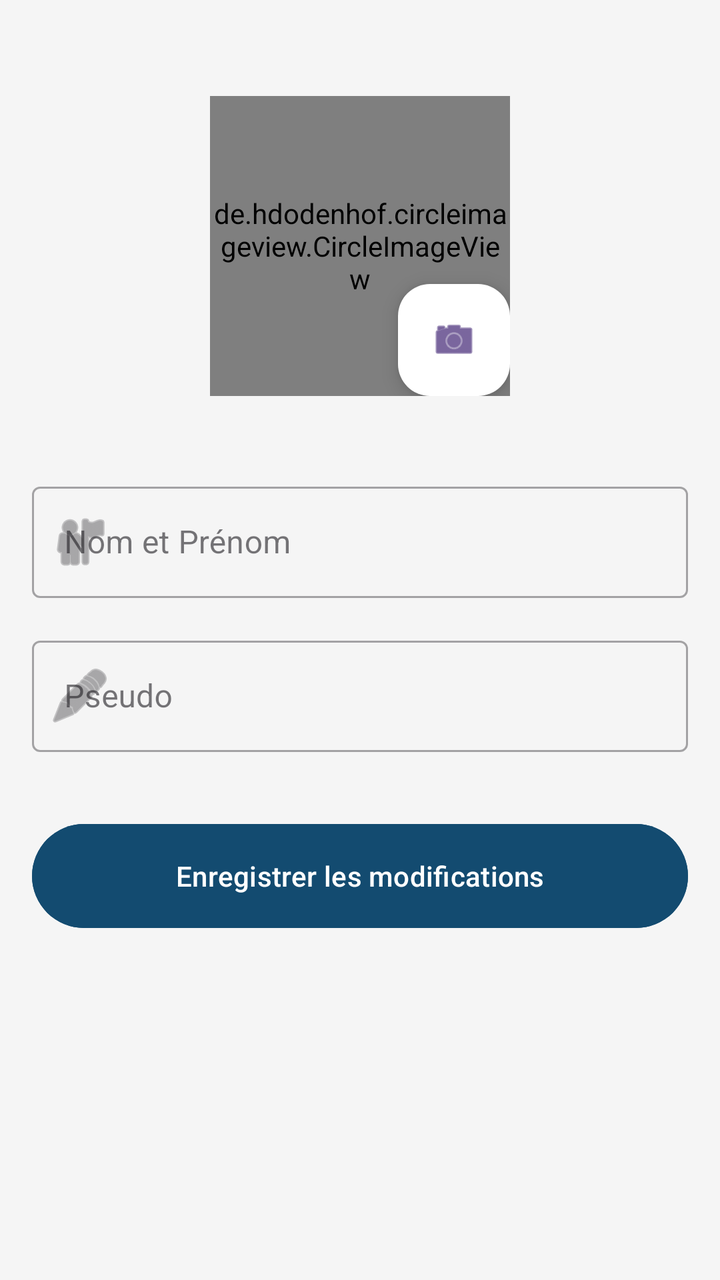
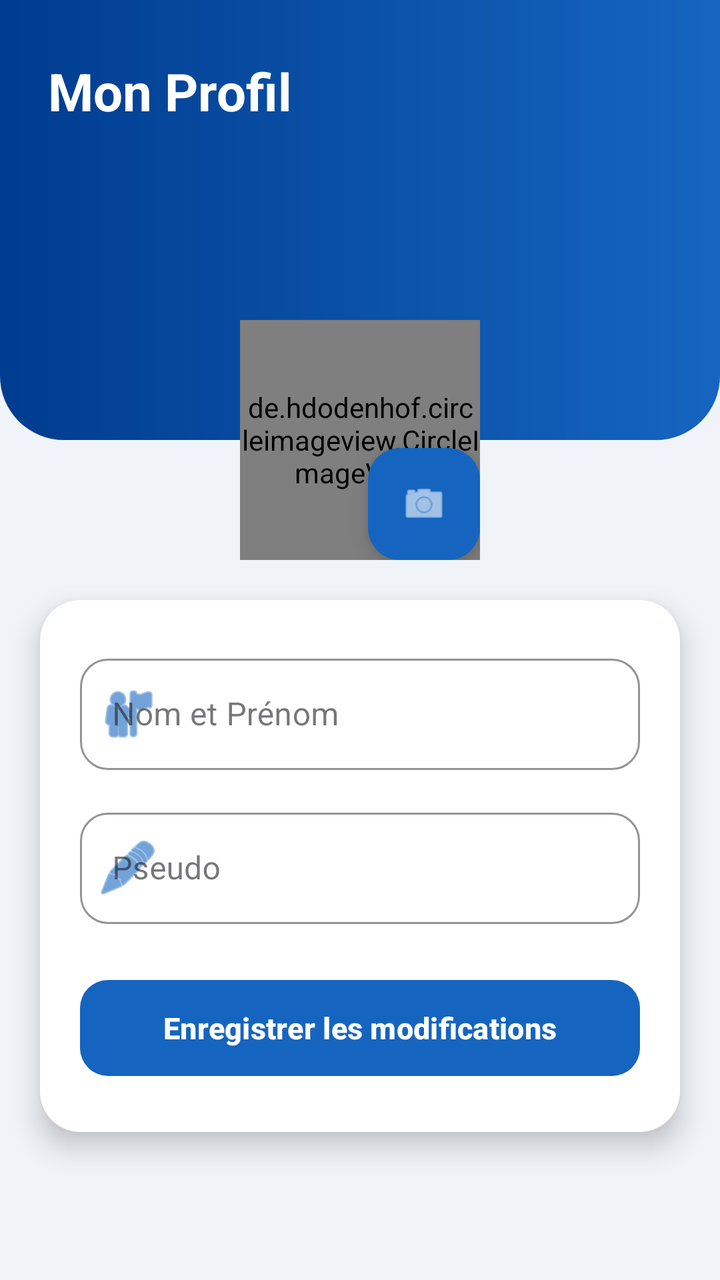

Two renders of the same Android screen: before a commit and after it. Below are the layout's source before the change and the commit's diff.
<!-- AndroidManifest.xml: application theme Theme.Chat_app -->
<!-- res/layout/activity_user_informations.xml -->
<?xml version="1.0" encoding="utf-8"?>
<ScrollView xmlns:android="http://schemas.android.com/apk/res/android"
    xmlns:app="http://schemas.android.com/apk/res-auto"
    android:layout_width="match_parent"
    android:layout_height="match_parent"
    android:background="#F5F5F5">

    <androidx.constraintlayout.widget.ConstraintLayout
        android:layout_width="match_parent"
        android:layout_height="wrap_content"
        android:padding="16dp">

        <FrameLayout
            android:id="@+id/profile_image_container"
            android:layout_width="150dp"
            android:layout_height="150dp"
            android:layout_marginTop="32dp"
            app:layout_constraintEnd_toEndOf="parent"
            app:layout_constraintStart_toStartOf="parent"
            app:layout_constraintTop_toTopOf="parent">

            <de.hdodenhof.circleimageview.CircleImageView
                android:id="@+id/profile_image_edit"
                android:layout_width="match_parent"
                android:layout_height="match_parent"
                android:src="@drawable/img"
                app:civ_border_color="#FF000000"
                app:civ_border_width="2dp" />

            <com.google.android.material.floatingactionbutton.FloatingActionButton
                android:id="@+id/btn_change_photo"
                android:layout_width="wrap_content"
                android:layout_height="wrap_content"
                android:layout_gravity="bottom|end"
                android:src="@android:drawable/ic_menu_camera"
                app:fabSize="mini"
                app:backgroundTint="@color/white" />
        </FrameLayout>

        <com.google.android.material.textfield.TextInputLayout
            android:id="@+id/layout_name"
            style="@style/Widget.MaterialComponents.TextInputLayout.OutlinedBox"
            android:layout_width="match_parent"
            android:layout_height="wrap_content"
            android:layout_marginTop="40dp"
            android:hint="Nom et Prénom"
            app:layout_constraintTop_toBottomOf="@id/profile_image_container"
            app:startIconDrawable="@android:drawable/ic_menu_myplaces">

            <com.google.android.material.textfield.TextInputEditText
                android:id="@+id/edit_name"
                android:layout_width="match_parent"
                android:layout_height="wrap_content" />
        </com.google.android.material.textfield.TextInputLayout>

        <com.google.android.material.textfield.TextInputLayout
            android:id="@+id/layout_pseudo"
            style="@style/Widget.MaterialComponents.TextInputLayout.OutlinedBox"
            android:layout_width="match_parent"
            android:layout_height="wrap_content"
            android:layout_marginTop="16dp"
            android:hint="Pseudo"
            app:layout_constraintTop_toBottomOf="@id/layout_name"
            app:startIconDrawable="@android:drawable/ic_menu_edit">

            <com.google.android.material.textfield.TextInputEditText
                android:id="@+id/edit_pseudo"
                android:layout_width="match_parent"
                android:layout_height="wrap_content" />
        </com.google.android.material.textfield.TextInputLayout>

        <Button
            android:id="@+id/btn_save_profile"
            android:layout_width="match_parent"
            android:layout_height="60dp"
            android:layout_marginTop="32dp"
            android:text="Enregistrer les modifications"
            android:backgroundTint="@color/colorPrimary"
            app:layout_constraintTop_toBottomOf="@id/layout_pseudo" />

    </androidx.constraintlayout.widget.ConstraintLayout>
</ScrollView>
<!-- resources referenced by this layout -->
<resources>
  <color name="colorPrimary">#134B70</color>
  <color name="white">#FFFFFF</color>
  <!-- drawable img: png bitmap (drawable, 107963 bytes) -->
  <style name="Theme.Chat_app" parent="Base.Theme.Chat_app" />
  <style name="Base.Theme.Chat_app" parent="Theme.Material3.DayNight.NoActionBar">
          
          
      </style>
</resources>

<!-- the commit's change to res/layout/activity_user_informations.xml (unified diff, before → after) -->
@@ -1,82 +1,138 @@
 <?xml version="1.0" encoding="utf-8"?>
-<ScrollView xmlns:android="http://schemas.android.com/apk/res/android"
+<androidx.constraintlayout.widget.ConstraintLayout
+    xmlns:android="http://schemas.android.com/apk/res/android"
     xmlns:app="http://schemas.android.com/apk/res-auto"
     android:layout_width="match_parent"
     android:layout_height="match_parent"
-    android:background="#F5F5F5">
+    android:background="@color/colorBackground">
 
-    <androidx.constraintlayout.widget.ConstraintLayout
+    
+    <View
+        android:id="@+id/headerBgProfile"
         android:layout_width="match_parent"
+        android:layout_height="220dp"
+        android:background="@drawable/bg_header_bottom_round"
+        app:layout_constraintTop_toTopOf="parent"/>
+
+    <TextView
+        android:layout_width="wrap_content"
         android:layout_height="wrap_content"
-        android:padding="16dp">
+        android:text="Mon Profil"
+        android:textColor="@color/white"
+        android:textSize="26sp"
+        android:textStyle="bold"
+        android:layout_marginTop="28dp"
+        android:layout_marginStart="24dp"
+        app:layout_constraintTop_toTopOf="parent"
+        app:layout_constraintStart_toStartOf="parent"/>
 
-        <FrameLayout
-            android:id="@+id/profile_image_container"
-            android:layout_width="150dp"
-            android:layout_height="150dp"
-            android:layout_marginTop="32dp"
-            app:layout_constraintEnd_toEndOf="parent"
-            app:layout_constraintStart_toStartOf="parent"
-            app:layout_constraintTop_toTopOf="parent">
+    
+    <FrameLayout
+        android:id="@+id/profile_image_container"
+        android:layout_width="120dp"
+        android:layout_height="120dp"
+        android:layout_marginTop="160dp"
+        app:layout_constraintTop_toTopOf="parent"
+        app:layout_constraintStart_toStartOf="parent"
+        app:layout_constraintEnd_toEndOf="parent">
 
-            <de.hdodenhof.circleimageview.CircleImageView
-                android:id="@+id/profile_image_edit"
-                android:layout_width="match_parent"
-                android:layout_height="match_parent"
-                android:src="@drawable/img"
-                app:civ_border_color="#FF000000"
-                app:civ_border_width="2dp" />
+        <de.hdodenhof.circleimageview.CircleImageView
+            android:id="@+id/profile_image_edit"
+            android:layout_width="match_parent"
+            android:layout_height="match_parent"
+            android:src="@drawable/img"
+            app:civ_border_color="@color/white"
+            app:civ_border_width="4dp"/>
 
-            <com.google.android.material.floatingactionbutton.FloatingActionButton
-                android:id="@+id/btn_change_photo"
-                android:layout_width="wrap_content"
-                android:layout_height="wrap_content"
-                android:layout_gravity="bottom|end"
-                android:src="@android:drawable/ic_menu_camera"
-                app:fabSize="mini"
-                app:backgroundTint="@color/white" />
-        </FrameLayout>
+        <com.google.android.material.floatingactionbutton.FloatingActionButton
+            android:id="@+id/btn_change_photo"
+            android:layout_width="wrap_content"
+            android:layout_height="wrap_content"
+            android:layout_gravity="bottom|end"
+            android:src="@android:drawable/ic_menu_camera"
+            app:fabSize="mini"
+            app:backgroundTint="@color/colorPrimary"
+            app:tint="@color/white"/>
+    </FrameLayout>
 
-        <com.google.android.material.textfield.TextInputLayout
-            android:id="@+id/layout_name"
-            style="@style/Widget.MaterialComponents.TextInputLayout.OutlinedBox"
+    
+    <androidx.cardview.widget.CardView
+        android:id="@+id/formCardProfile"
+        android:layout_width="0dp"
+        android:layout_height="wrap_content"
+        android:layout_marginStart="20dp"
+        android:layout_marginEnd="20dp"
+        android:layout_marginTop="20dp"
+        app:cardCornerRadius="20dp"
+        app:cardElevation="8dp"
+        app:cardBackgroundColor="@color/white"
+        app:layout_constraintTop_toBottomOf="@id/profile_image_container"
+        app:layout_constraintStart_toStartOf="parent"
+        app:layout_constraintEnd_toEndOf="parent">
+
+        <LinearLayout
             android:layout_width="match_parent"
             android:layout_height="wrap_content"
-            android:layout_marginTop="40dp"
-            android:hint="Nom et Prénom"
-            app:layout_constraintTop_toBottomOf="@id/profile_image_container"
-            app:startIconDrawable="@android:drawable/ic_menu_myplaces">
+            android:orientation="vertical"
+            android:paddingStart="20dp"
+            android:paddingEnd="20dp"
+            android:paddingTop="24dp"
+            android:paddingBottom="24dp">
 
-            <com.google.android.material.textfield.TextInputEditText
-                android:id="@+id/edit_name"
+            <com.google.android.material.textfield.TextInputLayout
+                android:id="@+id/layout_name"
+                style="@style/Widget.MaterialComponents.TextInputLayout.OutlinedBox"
                 android:layout_width="match_parent"
-                android:layout_height="wrap_content" />
-        </com.google.android.material.textfield.TextInputLayout>
+                android:layout_height="wrap_content"
+                android:hint="Nom et Prénom"
+                app:boxCornerRadiusTopStart="14dp"
+                app:boxCornerRadiusTopEnd="14dp"
+                app:boxCornerRadiusBottomStart="14dp"
+                app:boxCornerRadiusBottomEnd="14dp"
+                app:boxStrokeColor="@color/colorPrimary"
+                app:startIconDrawable="@android:drawable/ic_menu_myplaces"
+                app:startIconTint="@color/colorPrimary"
+                android:layout_marginBottom="16dp">
 
-        <com.google.android.material.textfield.TextInputLayout
-            android:id="@+id/layout_pseudo"
-            style="@style/Widget.MaterialComponents.TextInputLayout.OutlinedBox"
-            android:layout_width="match_parent"
-            android:layout_height="wrap_content"
-            android:layout_marginTop="16dp"
-            android:hint="Pseudo"
-            app:layout_constraintTop_toBottomOf="@id/layout_name"
-            app:startIconDrawable="@android:drawable/ic_menu_edit">
+                <com.google.android.material.textfield.TextInputEditText
+                    android:id="@+id/edit_name"
+                    android:layout_width="match_parent"
+                    android:layout_height="wrap_content"
+                    android:inputType="textPersonName"/>
+            </com.google.android.material.textfield.TextInputLayout>
 
-            <com.google.android.material.textfield.TextInputEditText
-                android:id="@+id/edit_pseudo"
+            <com.google.android.material.textfield.TextInputLayout
+                android:id="@+id/layout_pseudo"
+                style="@style/Widget.MaterialComponents.TextInputLayout.OutlinedBox"
                 android:layout_width="match_parent"
-                android:layout_height="wrap_content" />
-        </com.google.android.material.textfield.TextInputLayout>
+                android:layout_height="wrap_content"
+                android:hint="Pseudo"
+                app:boxCornerRadiusTopStart="14dp"
+                app:boxCornerRadiusTopEnd="14dp"
+                app:boxCornerRadiusBottomStart="14dp"
+                app:boxCornerRadiusBottomEnd="14dp"
+                app:boxStrokeColor="@color/colorPrimary"
+                app:startIconDrawable="@android:drawable/ic_menu_edit"
+                app:startIconTint="@color/colorPrimary"
+                android:layout_marginBottom="24dp">
 
-        <Button
-            android:id="@+id/btn_save_profile"
-            android:layout_width="match_parent"
-            android:layout_height="60dp"
-            android:layout_marginTop="32dp"
-            android:text="Enregistrer les modifications"
-            android:backgroundTint="@color/colorPrimary"
-            app:layout_constraintTop_toBottomOf="@id/layout_pseudo" />
+                <com.google.android.material.textfield.TextInputEditText
+                    android:id="@+id/edit_pseudo"
+                    android:layout_width="match_parent"
+                    android:layout_height="wrap_content"/>
+            </com.google.android.material.textfield.TextInputLayout>
 
-    </androidx.constraintlayout.widget.ConstraintLayout>
-</ScrollView>
+            <com.google.android.material.button.MaterialButton
+                android:id="@+id/btn_save_profile"
+                android:layout_width="match_parent"
+                android:layout_height="56dp"
+                android:text="Enregistrer les modifications"
+                android:textStyle="bold"
+                android:textSize="15sp"
+                app:backgroundTint="@color/colorPrimary"
+                app:cornerRadius="14dp"/>
+
+        </LinearLayout>
+    </androidx.cardview.widget.CardView>
+
+</androidx.constraintlayout.widget.ConstraintLayout>
<!-- resource entries referenced after the edit -->
@@ -1,12 +1,32 @@
 <!-- resources referenced by this layout -->
 <resources>
-  <color name="colorPrimary">#134B70</color>
+  <color name="colorBackground">#F0F4F8</color>
+  <color name="colorPrimary">#1565C0</color>
   <color name="white">#FFFFFF</color>
+  <!-- drawable bg_header_bottom_round (drawable) -->
+  <?xml version="1.0" encoding="utf-8"?>
+  <shape xmlns:android="http://schemas.android.com/apk/res/android" android:shape="rectangle">
+      <gradient
+          android:angle="180"
+          android:startColor="#1565C0"
+          android:endColor="#003c8f"
+          android:type="linear"/>
+      <corners
+          android:bottomLeftRadius="32dp"
+          android:bottomRightRadius="32dp"/>
+  </shape>
   <!-- drawable img: png bitmap (drawable, 107963 bytes) -->
   <style name="Theme.Chat_app" parent="Base.Theme.Chat_app" />
   <style name="Base.Theme.Chat_app" parent="Theme.Material3.DayNight.NoActionBar">
-          
-          
+          <item name="colorPrimary">@color/colorPrimary</item>
+          <item name="colorOnPrimary">@color/colorTextOnPrimary</item>
+          <item name="colorSecondary">@color/colorSecondary</item>
+          <item name="colorSurface">@color/colorSurface</item>
+          <item name="android:colorBackground">@color/colorBackground</item>
+          <item name="android:windowBackground">@color/colorBackground</item>
       </style>
+  <color name="colorTextOnPrimary">#FFFFFF</color>
+  <color name="colorSecondary">#42A5F5</color>
+  <color name="colorSurface">#FFFFFF</color>
 </resources>
 
